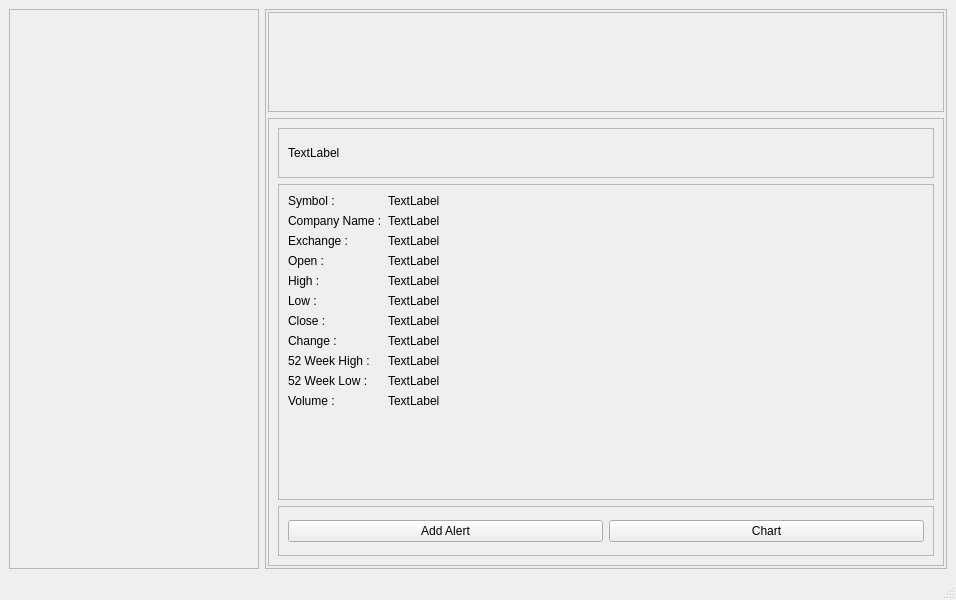
ShubhamMandavkar/TYLiveProjectt-StockAutomationSystem, file UIFiles/stockDetails.ui: the form before one commit.
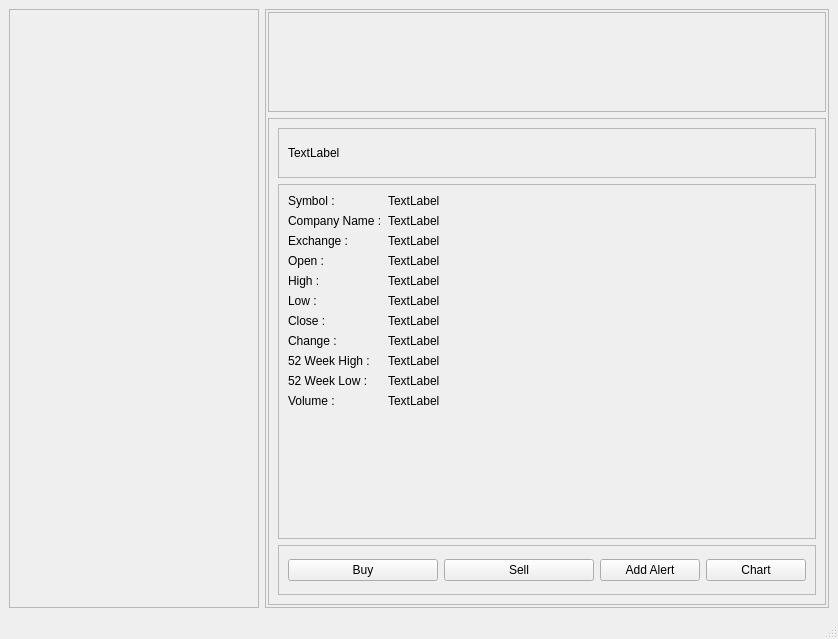
The form after the commit.

Commit message: added the functionality to add stock in watchlist

Patch:
```diff
--- a/UIFiles/stockDetails.ui
+++ b/UIFiles/stockDetails.ui
@@ -6,8 +6,8 @@
    <rect>
     <x>0</x>
     <y>0</y>
-    <width>956</width>
-    <height>600</height>
+    <width>838</width>
+    <height>639</height>
    </rect>
   </property>
   <property name="windowTitle">
@@ -282,21 +282,47 @@
             <property name="frameShadow">
              <enum>QFrame::Raised</enum>
             </property>
-            <layout class="QHBoxLayout" name="horizontalLayout_3">
-             <item>
+            <layout class="QGridLayout" name="gridLayout">
+             <item row="0" column="0">
+              <widget class="QPushButton" name="btnBuy">
+               <property name="text">
+                <string>Buy</string>
+               </property>
+              </widget>
+             </item>
+             <item row="0" column="2">
               <widget class="QPushButton" name="btnAlert">
+               <property name="maximumSize">
+                <size>
+                 <width>100</width>
+                 <height>16777215</height>
+                </size>
+               </property>
                <property name="text">
                 <string>Add Alert</string>
                </property>
               </widget>
              </item>
-             <item>
+             <item row="0" column="3">
               <widget class="QPushButton" name="btnChart">
+               <property name="maximumSize">
+                <size>
+                 <width>100</width>
+                 <height>16777215</height>
+                </size>
+               </property>
                <property name="text">
                 <string>Chart</string>
                </property>
               </widget>
              </item>
+             <item row="0" column="1">
+              <widget class="QPushButton" name="btnSell">
+               <property name="text">
+                <string>Sell</string>
+               </property>
+              </widget>
+             </item>
             </layout>
            </widget>
           </item>
```
Left out of the diff: 2 changed lines with no effect on the pictures. The commit also changes 21 other files.
